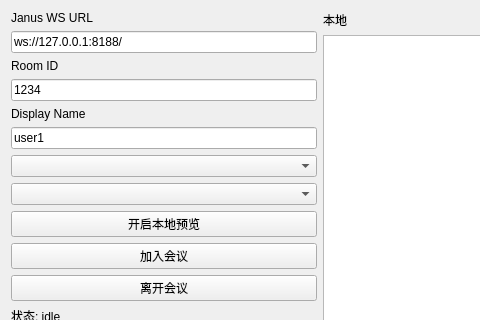
First picture: the form in demo/widget.ui, repository wang-y-cell/xrtc, before the edit; both pictures show x 0 to 480 and y 0 to 320 of the 1100 by 700 pixel window.
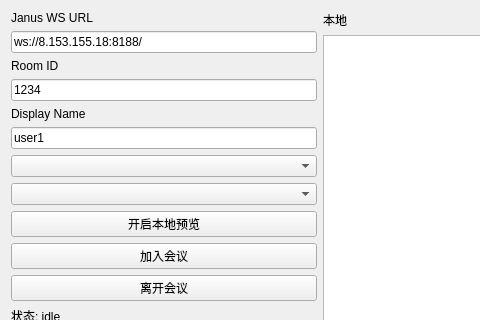
Second picture: the form after the edit.

Patch:
```diff
--- a/demo/widget.ui
+++ b/demo/widget.ui
@@ -26,7 +26,7 @@
      <item>
       <widget class="QLineEdit" name="janus_url">
        <property name="text">
-        <string>ws://127.0.0.1:8188/</string>
+        <string>ws://8.153.155.18:8188/</string>
        </property>
       </widget>
      </item>
```
